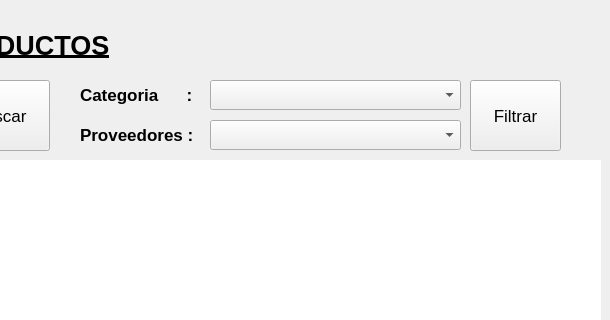
Before: the Qt Designer form gui/productos.ui in jptapia5/pos, drawn with Qt 5; both pictures show x 670 to 1280 and y 0 to 320 of the 1280 by 768 pixel window.
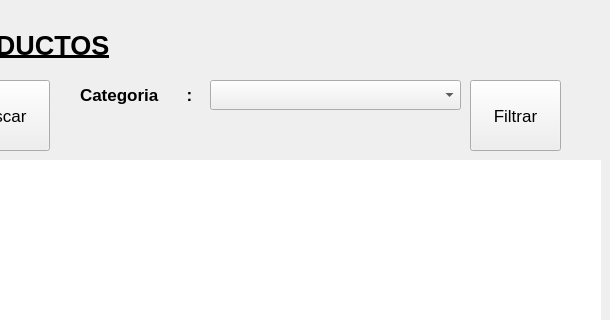
After: the same form once the commit is applied. Icons and pictures are not drawn.

Patch:
```diff
--- a/gui/productos.ui
+++ b/gui/productos.ui
@@ -535,44 +535,6 @@
      <bool>false</bool>
     </attribute>
    </widget>
-   <widget class="QComboBox" name="listaProveedores">
-    <property name="geometry">
-     <rect>
-      <x>880</x>
-      <y>120</y>
-      <width>251</width>
-      <height>30</height>
-     </rect>
-    </property>
-    <property name="font">
-     <font>
-      <pointsize>15</pointsize>
-     </font>
-    </property>
-    <property name="currentIndex">
-     <number>-1</number>
-    </property>
-   </widget>
-   <widget class="QLabel" name="lblProveedores">
-    <property name="geometry">
-     <rect>
-      <x>750</x>
-      <y>120</y>
-      <width>121</width>
-      <height>30</height>
-     </rect>
-    </property>
-    <property name="font">
-     <font>
-      <pointsize>13</pointsize>
-      <weight>75</weight>
-      <bold>true</bold>
-     </font>
-    </property>
-    <property name="text">
-     <string>Proveedores :</string>
-    </property>
-   </widget>
    <zorder>btnGuardar</zorder>
    <zorder>btnFiltrar</zorder>
    <zorder>listaCategoria</zorder>
```
Left out of the diff: 2 changed lines with no effect on the pictures.
